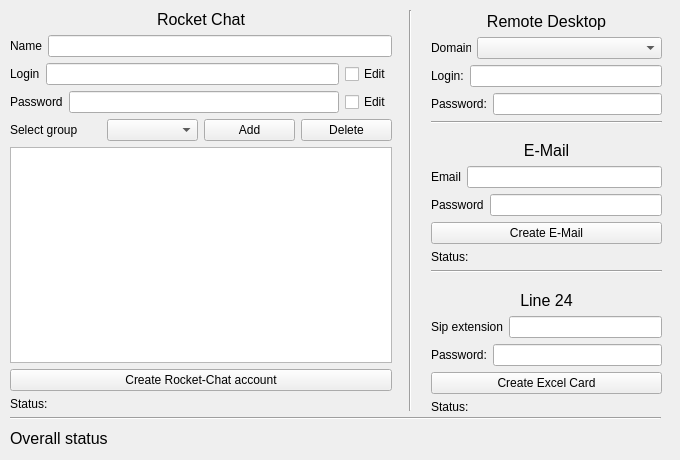
Qt form ui/UI.ui (MuuNU/ho_card) before a commit.
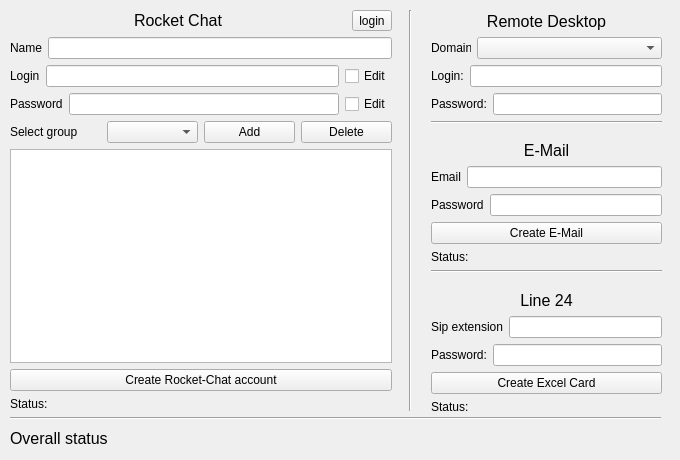
The same form after that commit.

```diff
--- a/ui/UI.ui
+++ b/ui/UI.ui
@@ -63,29 +63,6 @@
      </rect>
     </property>
     <layout class="QGridLayout" name="gridLayout">
-     <item row="0" column="0">
-      <widget class="QLabel" name="label_7">
-       <property name="font">
-        <font>
-         <pointsize>12</pointsize>
-         <weight>50</weight>
-         <bold>false</bold>
-        </font>
-       </property>
-       <property name="acceptDrops">
-        <bool>false</bool>
-       </property>
-       <property name="text">
-        <string>Rocket Chat</string>
-       </property>
-       <property name="scaledContents">
-        <bool>false</bool>
-       </property>
-       <property name="alignment">
-        <set>Qt::AlignCenter</set>
-       </property>
-      </widget>
-     </item>
      <item row="1" column="0">
       <layout class="QVBoxLayout" name="verticalLayout">
        <item>
@@ -211,6 +188,55 @@
        </item>
       </layout>
      </item>
+     <item row="0" column="0">
+      <layout class="QHBoxLayout" name="horizontalLayout_10">
+       <item>
+        <widget class="QLabel" name="label_7">
+         <property name="font">
+          <font>
+           <pointsize>12</pointsize>
+           <weight>50</weight>
+           <bold>false</bold>
+          </font>
+         </property>
+         <property name="acceptDrops">
+          <bool>false</bool>
+         </property>
+         <property name="text">
+          <string>Rocket Chat</string>
+         </property>
+         <property name="scaledContents">
+          <bool>false</bool>
+         </property>
+         <property name="alignment">
+          <set>Qt::AlignCenter</set>
+         </property>
+        </widget>
+       </item>
+       <item>
+        <widget class="QToolButton" name="toolButton">
+         <property name="font">
+          <font>
+           <weight>50</weight>
+           <bold>false</bold>
+          </font>
+         </property>
+         <property name="contextMenuPolicy">
+          <enum>Qt::DefaultContextMenu</enum>
+         </property>
+         <property name="text">
+          <string>login</string>
+         </property>
+         <property name="popupMode">
+          <enum>QToolButton::DelayedPopup</enum>
+         </property>
+         <property name="toolButtonStyle">
+          <enum>Qt::ToolButtonIconOnly</enum>
+         </property>
+        </widget>
+       </item>
+      </layout>
+     </item>
     </layout>
    </widget>
    <widget class="Line" name="line">
@@ -259,7 +285,7 @@
      <enum>Qt::Horizontal</enum>
     </property>
    </widget>
-   <widget class="QWidget" name="">
+   <widget class="QWidget" name="layoutWidget">
     <property name="geometry">
      <rect>
       <x>431</x>
```
